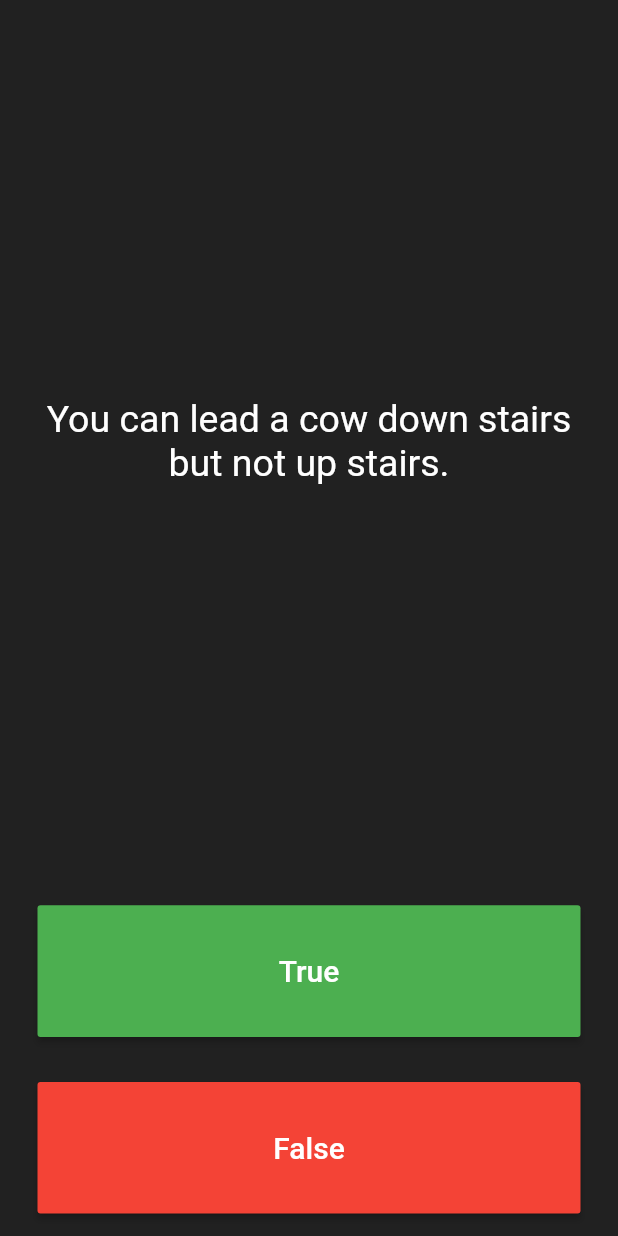
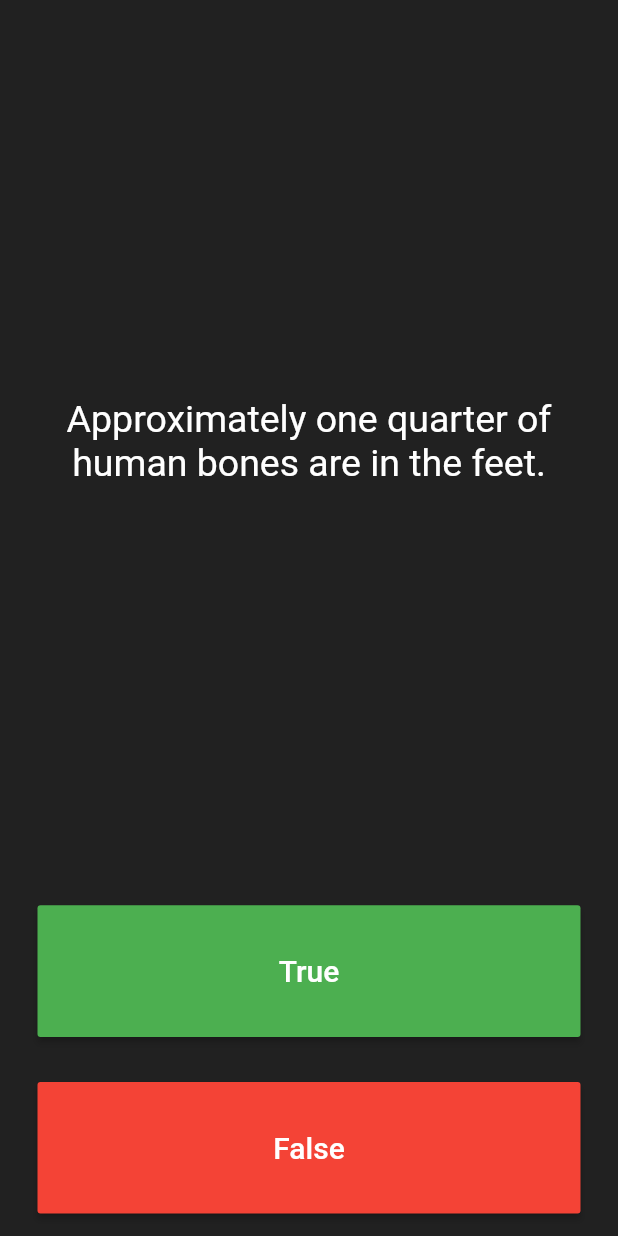
Before and after one commit to ArkhamKoder/quiz_app_flutter, a Flutter app: the screen it shows after launch, after a tap on "True", on a phone screen of 412 x 824 dp. Run offline on Flutter 3.47's test engine with Material 2 defaults, Android fonts, the phone set to English and light mode, and no system bars.

Commit message:
updated questions

```diff
--- a/lib/main.dart
+++ b/lib/main.dart
@@ -34,7 +34,7 @@ class _QuizPageState extends State<QuizPage> {
   List<Widget> scoreKeeper = [];
   List<String> questions = [
     'You can lead a cow down stairs but not up stairs.',
-    'You can lead a cow down stairs but not up stairs.',
+    'Approximately one quarter of human bones are in the feet.',
     'A slug\'s blood is green.',
   ];
   int questionNumber = 0;
```
